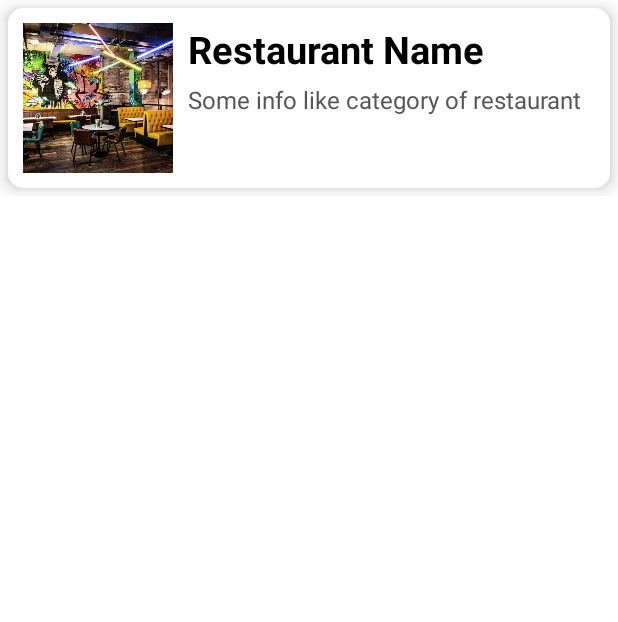
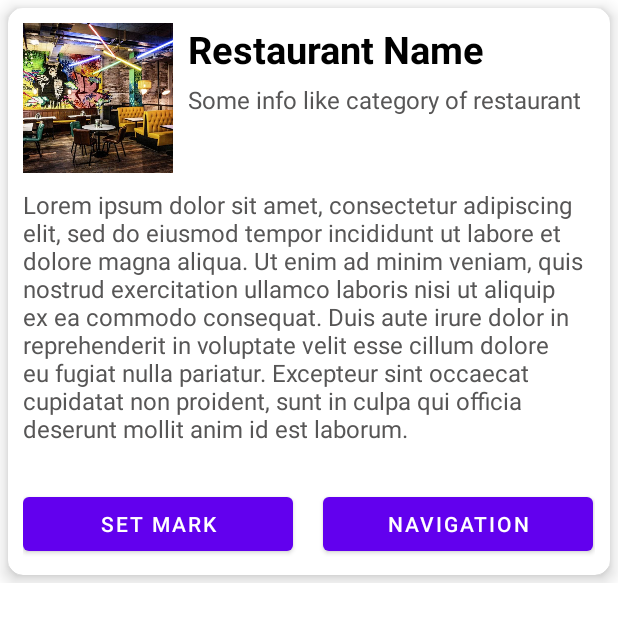
Before and after one commit to Restauranttrackers/Restaurant-Tracker, an Android app: the layout card_cell.xml on its own in the app's theme, with its tools: preview values and no code run, on a phone screen of 412 x 824 dp. Shown: the top 622 px of the screen. Run offline under Robolectric (Android 15) with nearby library versions, the phone set to English and light mode, and no system bars.

Commit message:
Made cards expandable

```diff
--- a/app/src/main/java/com/bignerdranch/android/maptest/Restaurants.kt
+++ b/app/src/main/java/com/bignerdranch/android/maptest/Restaurants.kt
@@ -3,5 +3,7 @@ package com.bignerdranch.android.maptest
 data class Restaurants(
     var restaImage : Int,
     var restaName : String,
-    var restaInfo : String
+    var restaInfo : String,
+    var restaDescr : String,
+    var expanded : Boolean = false
 )
--- a/app/src/main/res/layout/card_cell.xml
+++ b/app/src/main/res/layout/card_cell.xml
@@ -11,17 +11,13 @@
     <androidx.cardview.widget.CardView
         android:id="@+id/card"
         android:layout_width="match_parent"
-        android:layout_height="match_parent"
+        android:layout_height="wrap_content"
         android:layout_margin="5dp"
         app:cardCornerRadius="10dp"
         app:cardElevation="7dp"
+        app:contentPadding="10dp"
         android:clickable="true"
         android:focusable="true"
-        >
-        <RelativeLayout
-            android:layout_width="match_parent"
-            android:layout_height="match_parent"
-            android:padding="10dp"
         >
         <com.google.android.material.imageview.ShapeableImageView
             android:id="@+id/rest_image"
@@ -54,6 +50,38 @@
             android:layout_marginStart="110dp"
             android:layout_marginTop="40dp"
             android:lines="3"
+            />
+
+        <RelativeLayout
+            android:id="@+id/expanded_view"
+            android:layout_width="match_parent"
+            android:layout_height="wrap_content"
+            android:visibility="visible"
+            >
+            <TextView
+                android:id="@+id/rest_desc"
+                android:layout_width="match_parent"
+                android:layout_height="wrap_content"
+                android:textColor="@color/lightGray"
+                android:text="@string/Lorem_ipsum"
+                android:textSize="16sp"
+                android:lines="10"
+                android:layout_marginTop="110dp"
+                />
+            <Button
+                android:id="@+id/set_mark_button"
+                android:layout_width="180dp"
+                android:layout_height="wrap_content"
+                android:layout_marginTop="310dp"
+                android:text="Set mark"
+                />
+            <Button
+                android:id="@+id/navigation_button"
+                android:layout_width="180dp"
+                android:layout_height="wrap_content"
+                android:layout_marginTop="310dp"
+                android:layout_marginStart="200dp"
+                android:text="Navigation"
                 />
         </RelativeLayout>
     </androidx.cardview.widget.CardView>
--- a/app/src/main/res/values/strings.xml
+++ b/app/src/main/res/values/strings.xml
@@ -5,4 +5,5 @@
     <string name="hello_blank_fragment">Hello blank fragment</string>
     <string name="restaurant_name">Restaurant Name</string>
     <string name="some_info_like_category_of_restaurant">Some info like category of restaurant</string>
+    <string name="Lorem_ipsum">Lorem ipsum dolor sit amet, consectetur adipiscing elit, sed do eiusmod tempor incididunt ut labore et dolore magna aliqua. Ut enim ad minim veniam, quis nostrud exercitation ullamco laboris nisi ut aliquip ex ea commodo consequat. Duis aute irure dolor in reprehenderit in voluptate velit esse cillum dolore eu fugiat nulla pariatur. Excepteur sint occaecat cupidatat non proident, sunt in culpa qui officia deserunt mollit anim id est laborum.</string>
 </resources>
```
Also changed, not shown: app/src/main/java/com/bignerdranch/android/maptest/CardAdapter.kt (+13 -0 lines), app/src/main/java/com/bignerdranch/android/maptest/list.kt (+12 -2 lines). Lines whose indentation alone changed are shown as unchanged.
